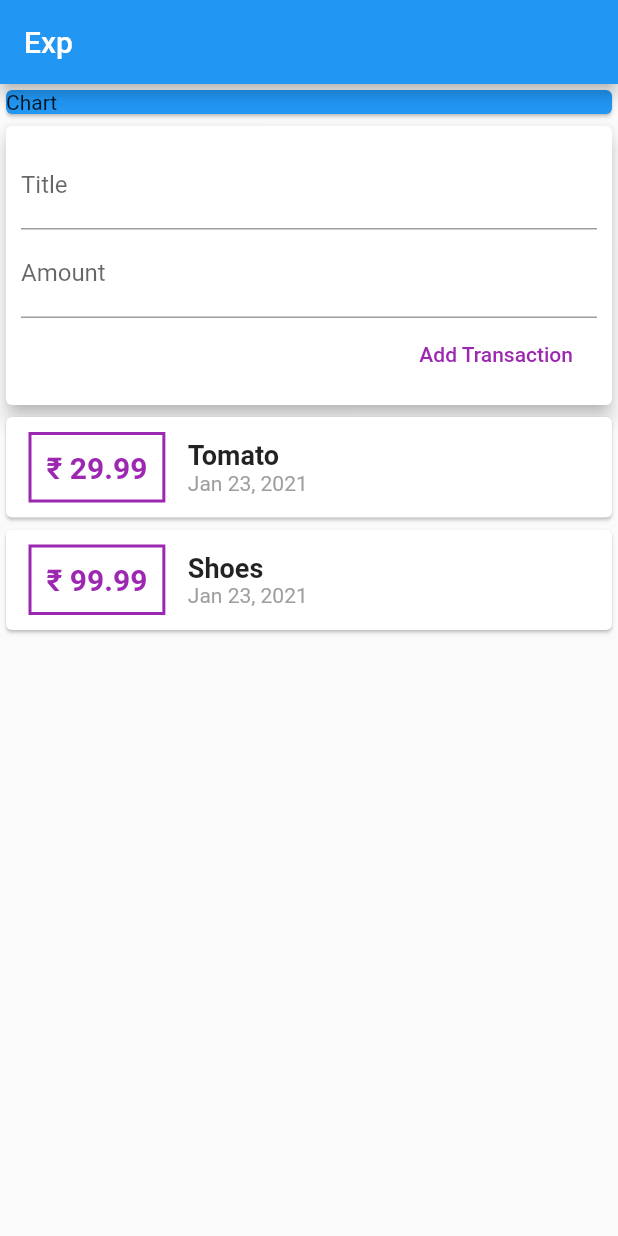
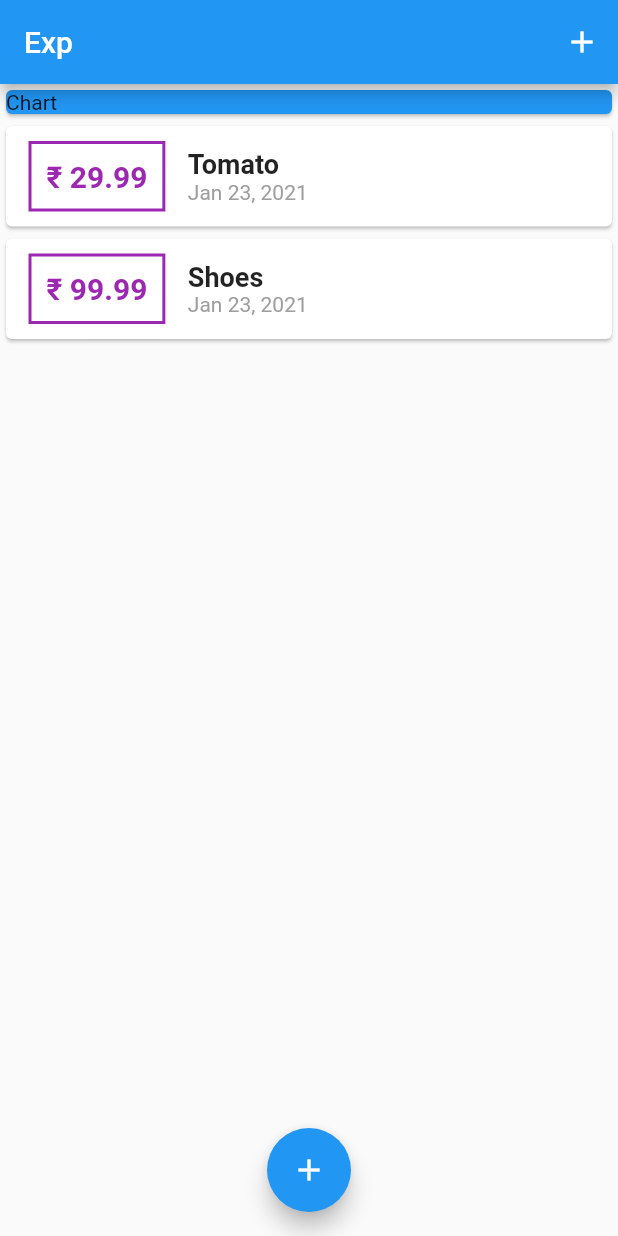
Before and after one commit to iamunr4v31/personalExpensesApp, a Flutter app: the screen it shows after launch, on a phone screen of 412 x 824 dp. Run offline on Flutter 3.47's test engine with Material 2 defaults, Android fonts, the phone set to English and light mode, and no system bars.

Commit message:
Added new functionality in adding new transactions

```diff
--- a/lib/main.dart
+++ b/lib/main.dart
@@ -1,5 +1,9 @@
-import './widgets/user_transactions.dart';
 import 'package:flutter/material.dart';
+
+import './widgets/new_transaction.dart';
+import './widgets/transaction_list.dart';
+
+import './models/transaction.dart';
 
 void main() {
   runApp(MyApp());
@@ -9,6 +13,7 @@ class MyApp extends StatelessWidget {
   @override
   Widget build(BuildContext context) {
     return MaterialApp(
+      debugShowCheckedModeBanner: false,
       title: 'Flutter Demo',
       theme: ThemeData(
         primarySwatch: Colors.blue,
@@ -18,14 +23,60 @@ class MyApp extends StatelessWidget {
   }
 }
 
-class MyHomePage extends StatelessWidget {
+class MyHomePage extends StatefulWidget {
+  @override
+  _MyHomePageState createState() => _MyHomePageState();
+}
+
+class _MyHomePageState extends State<MyHomePage> {
+  final List<Transaction> _userTransactions = [
+    Transaction(
+      id: 't1',
+      amount: 29.99,
+      title: 'Tomato',
+      date: DateTime.now(),
+    ),
+    Transaction(
+      id: 't1',
+      amount: 99.99,
+      title: 'Shoes',
+      date: DateTime.now(),
+    )
+  ];
+
+  void _addNewTransaction(String txTitle, double txAmount) {
+    final newTx = Transaction(
+      title: txTitle,
+      amount: txAmount,
+      date: DateTime.now(),
+      id: DateTime.now().toString(),
+    );
+    setState(() {
+      _userTransactions.add(newTx);
+    });
+  }
+
+  void _startAddNewTransaction(BuildContext ctx) {
+    showModalBottomSheet(
+        context: ctx,
+        builder: (_) {
+          return NewTransaction(_addNewTransaction);
+        }); // _ is used for builder anonymous function's context
+  }
+
   @override
   Widget build(BuildContext context) {
     return Scaffold(
       appBar: AppBar(
         title: Text('Exp'),
+        actions: <Widget>[
+          IconButton(
+              icon: Icon(Icons.add),
+              onPressed: () => _startAddNewTransaction(context)),
+        ],
       ),
-      body: Column(
+      body: SingleChildScrollView(
+        child: Column(
           // mainAxisAlignment: MainAxisAlignment.spaceAround,
           crossAxisAlignment: CrossAxisAlignment.center,
           children: <Widget>[
@@ -38,8 +89,14 @@ class MyHomePage extends StatelessWidget {
                 ),
               ),
             ),
-          UserTransactions(),
+            TransactionList(_userTransactions),
           ],
+        ),
+      ),
+      floatingActionButtonLocation: FloatingActionButtonLocation.centerFloat,
+      floatingActionButton: FloatingActionButton(
+        child: Icon(Icons.add),
+        onPressed: () => _startAddNewTransaction(context),
       ),
     );
   }
--- a/lib/widgets/transaction_list.dart
+++ b/lib/widgets/transaction_list.dart
@@ -8,8 +8,10 @@ class TransactionList extends StatelessWidget {
   TransactionList(this.transactions);
   @override
   Widget build(BuildContext context) {
-    return Column(
-      children: transactions.map((tx) {
+    return Container(
+      height: 450,
+      child: ListView.builder(
+        itemBuilder: (BuildContext ctx, int index) {
           return Card(
             child: Row(
               children: <Widget>[
@@ -26,7 +28,7 @@ class TransactionList extends StatelessWidget {
                   ),
                   padding: EdgeInsets.all(10),
                   child: Text(
-                  '₹ ${tx.amount}',
+                    '₹ ${transactions[index].amount.toStringAsFixed(2)}',
                     style: TextStyle(
                       fontWeight: FontWeight.bold,
                       fontSize: 20,
@@ -38,14 +40,14 @@ class TransactionList extends StatelessWidget {
                   crossAxisAlignment: CrossAxisAlignment.start,
                   children: <Widget>[
                     Text(
-                    tx.title,
+                      transactions[index].title,
                       style: TextStyle(
                         fontSize: 18,
                         fontWeight: FontWeight.bold,
                       ),
                     ),
                     Text(
-                    DateFormat.yMMMd().format(tx.date),
+                      DateFormat.yMMMd().format(transactions[index].date),
                       style: TextStyle(
                         color: Colors.grey,
                         fontSize: 14,
@@ -56,7 +58,9 @@ class TransactionList extends StatelessWidget {
               ],
             ),
           );
-      }).toList(),
+        },
+        itemCount: transactions.length,
+      ),
     );
   }
 }
--- a/lib/widgets/user_transactions.dart
+++ /dev/null
@@ -1,49 +0,0 @@
-import 'package:flutter/material.dart';
-
-import './new_transaction.dart';
-import './transaction_list.dart';
-import '../models/transaction.dart';
-
-class UserTransactions extends StatefulWidget {
-  @override
-  _UserTransactionsState createState() => _UserTransactionsState();
-}
-
-class _UserTransactionsState extends State<UserTransactions> {
-  final List<Transaction> _userTransactions = [
-    Transaction(
-      id: 't1',
-      amount: 29.99,
-      title: 'Tomato',
-      date: DateTime.now(),
-    ),
-    Transaction(
-      id: 't1',
-      amount: 99.99,
-      title: 'Shoes',
-      date: DateTime.now(),
-    )
-  ];
-
-  void _addNewTransaction(String txTitle, double txAmount) {
-    final newTx = Transaction(
-      title: txTitle,
-      amount: txAmount,
-      date: DateTime.now(),
-      id: DateTime.now().toString(),
-    );
-    setState(() {
-      _userTransactions.add(newTx);
-    });
-  }
-
-  @override
-  Widget build(BuildContext context) {
-    return Column(
-      children: <Widget>[
-        NewTransaction(_addNewTransaction),
-        TransactionList(_userTransactions),
-      ],
-    );
-  }
-}
```
Also changed, not shown: lib/widgets/new_transaction.dart (+21 -16 lines). Lines whose indentation alone changed are shown as unchanged.
